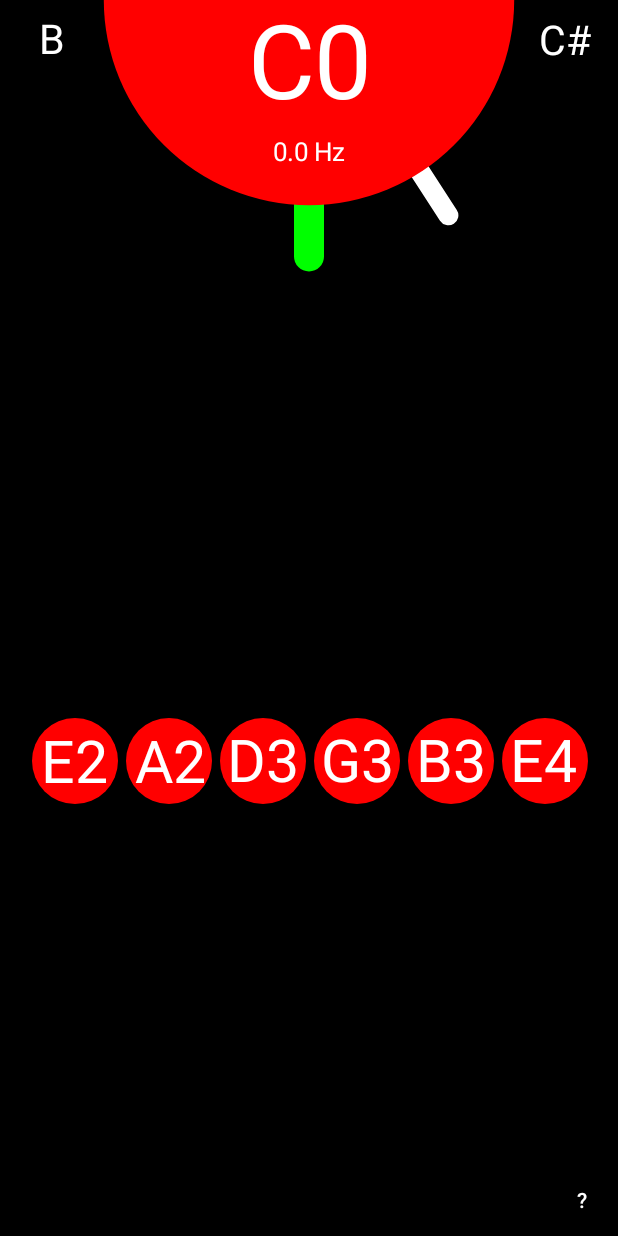
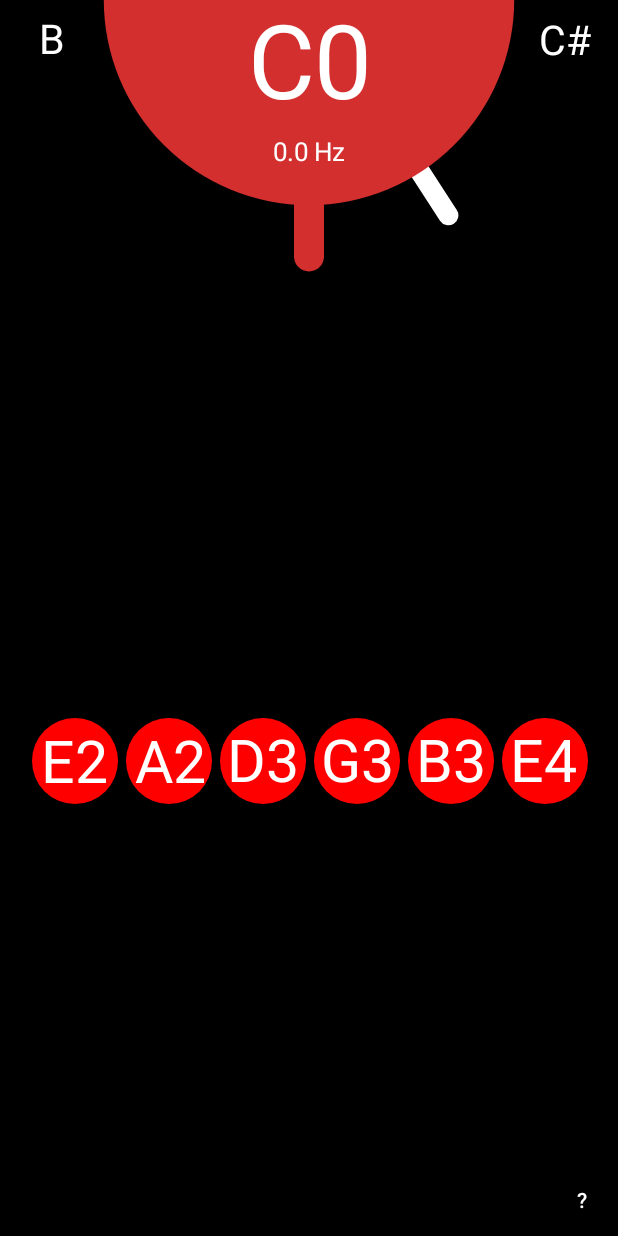
Before and after one commit to davide99/AlexTuner, an Android app: the screen it shows after launch (MainActivity), on a phone screen of 412 x 824 dp. Run offline under Robolectric (Android 15) with nearby library versions, the light colour scheme and no system bars; 15 statements that could not run were skipped.

Commit message:
Gauge colors fix

```diff
--- a/app/src/main/java/com/davide99/alextuner/Gauge.java
+++ b/app/src/main/java/com/davide99/alextuner/Gauge.java
@@ -29,8 +29,8 @@ public class Gauge extends View {
     private static final float C0 = (float) (A4 * Math.pow(2, -4.75));
 
     private static final int PADDING = 24;
-    private static int circleColorWrong = Color.RED;
-    private static int circleColorOk = Color.GREEN;
+    private static int outOfTuneColor = Color.RED;
+    private static int inTuneColor = Color.GREEN;
 
     private TunedNoteListener listener = null;
 
@@ -46,13 +46,13 @@ public class Gauge extends View {
 
             gaugeColor = a.getColor(R.styleable.Gauge_gaugeColor, gaugeColor);
             textColor = a.getColor(R.styleable.Gauge_textColor, textColor);
-            circleColorWrong = a.getColor(R.styleable.Gauge_circleColorWrong, circleColorWrong);
-            circleColorOk = a.getColor(R.styleable.Gauge_circleColorWrong, circleColorOk);
+            outOfTuneColor = a.getColor(R.styleable.Gauge_outOfTuneColor, outOfTuneColor);
+            inTuneColor = a.getColor(R.styleable.Gauge_inTuneColor, inTuneColor);
             a.recycle();
         }
 
         circlePaint = new Paint(Paint.ANTI_ALIAS_FLAG);
-        circlePaint.setColor(circleColorWrong);
+        circlePaint.setColor(outOfTuneColor);
 
         notePaint = new Paint(Paint.ANTI_ALIAS_FLAG);
         notePaint.setColor(textColor);
@@ -69,7 +69,7 @@ public class Gauge extends View {
         movingGaugePaint.setStrokeCap(Paint.Cap.ROUND);
 
         fixedGaugePaint = new Paint();
-        fixedGaugePaint.setColor(circleColorOk);
+        fixedGaugePaint.setColor(outOfTuneColor);
         fixedGaugePaint.setStrokeWidth(30);
         fixedGaugePaint.setStrokeCap(Paint.Cap.ROUND);
 
@@ -148,11 +148,13 @@ public class Gauge extends View {
             gaugeAngle = (float) (-Math.PI * freq_difference / semitone_step);
 
             if (Math.abs(freq_difference) < 0.25) {
-                circlePaint.setColor(circleColorOk);
+                circlePaint.setColor(inTuneColor);
+                fixedGaugePaint.setColor(inTuneColor);
                 if (listener != null)
                     listener.setTuned(this.note);
             } else {
-                circlePaint.setColor(circleColorWrong);
+                circlePaint.setColor(outOfTuneColor);
+                fixedGaugePaint.setColor(outOfTuneColor);
             }
 
             invalidate();
@@ -179,7 +181,7 @@ public class Gauge extends View {
         float gaugeX = (float) Math.sin(gaugeAngle) * gaugeLength;
         float gaugeY = (float) Math.cos(gaugeAngle) * gaugeLength;
 
-        //Linea verde (mobile)
+        //Linea fissa
         canvas.drawLine(centerX, 0, centerX, gaugeLength, fixedGaugePaint);
         //Linea mobile
         canvas.drawLine(centerX, 0, centerX + gaugeX, gaugeY, movingGaugePaint);
--- a/app/src/main/res/layout-land/activity_main.xml
+++ b/app/src/main/res/layout-land/activity_main.xml
@@ -28,6 +28,8 @@
         android:keepScreenOn="true"
         android:paddingLeft="10dp"
         android:paddingRight="10dp"
+        app:inTuneColor="@color/pastel_green"
+        app:outOfTuneColor="@color/pastel_red"
         app:layout_constraintBottom_toBottomOf="parent"
         app:layout_constraintEnd_toStartOf="@+id/notes"
         app:layout_constraintStart_toStartOf="parent"
--- a/app/src/main/res/layout/activity_main.xml
+++ b/app/src/main/res/layout/activity_main.xml
@@ -28,6 +28,8 @@
         android:keepScreenOn="true"
         android:paddingLeft="10dp"
         android:paddingRight="10dp"
+        app:inTuneColor="@color/pastel_green"
+        app:outOfTuneColor="@color/pastel_red"
         app:layout_constraintEnd_toEndOf="parent"
         app:layout_constraintStart_toStartOf="parent"
         app:layout_constraintTop_toTopOf="parent" />
--- a/app/src/main/res/values/attrs.xml
+++ b/app/src/main/res/values/attrs.xml
@@ -1,8 +1,8 @@
 <?xml version="1.0" encoding="utf-8"?>
 <resources>
     <declare-styleable name="Gauge">
-        <attr name="circleColorWrong" format="color|reference" />
-        <attr name="circleColorOk" format="color|reference" />
+        <attr name="outOfTuneColor" format="color|reference" />
+        <attr name="inTuneColor" format="color|reference" />
         <attr name="gaugeColor" format="color|reference" />
         <attr name="textColor" format="color|reference" />
     </declare-styleable>
--- a/app/src/main/res/values/colors.xml
+++ b/app/src/main/res/values/colors.xml
@@ -5,4 +5,6 @@
     <color name="teal_200">#FF03DAC5</color>
     <color name="black">#FF000000</color>
     <color name="white">#FFFFFFFF</color>
+    <color name="pastel_red">#D32F2F</color>
+    <color name="pastel_green">#4CAF50</color>
 </resources>
```
